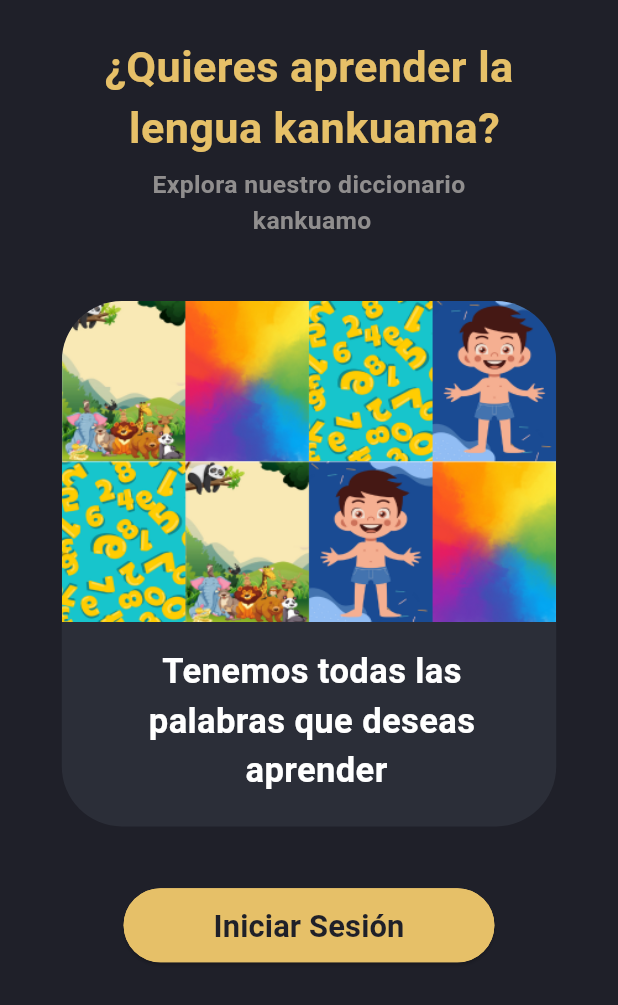
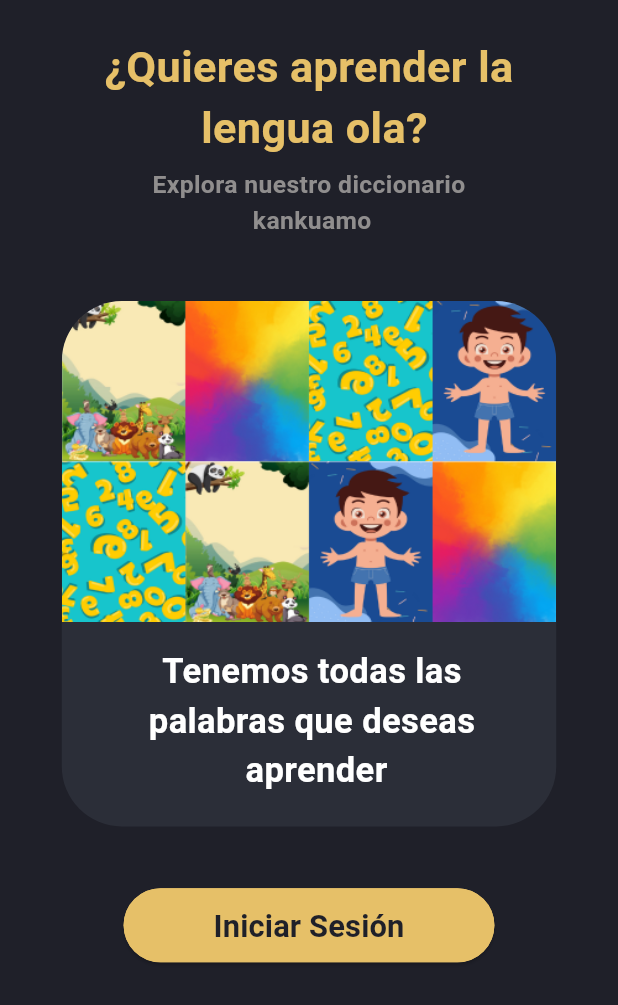
Before and after one commit to Jsrodriguez03/Frontend-DiccionarioKMovil, a Flutter app: the screen it shows after launch, on a phone screen of 412 x 824 dp, the part 231-1236 px from its top. Run offline on Flutter 3.47's test engine with Material 2 defaults, Android fonts, the phone set to English and light mode, and no system bars; our stand-ins replace audioplayers, carousel_slider, get; missing offline and left inert: animation_search_bar.

Commit message:
Agregando ScreenSplash, Cambio de Nombre e Icono

```diff
--- a/lib/ui/pages/Welcome/welcome.dart
+++ b/lib/ui/pages/Welcome/welcome.dart
@@ -23,7 +23,7 @@ class Welcome extends StatelessWidget {
           SizedBox(height: screenHeigth * 0.03),
           TextWelcome(
             size: screenHeigth * 0.035,
-            title: "¿Quieres aprender la \n lengua kankuama?",
+            title: "¿Quieres aprender la \n lengua ola?",
             colorText: appTheme.color("secondary"),
           ),
           const SizedBox(height: 5),
--- a/pubspec.yaml
+++ b/pubspec.yaml
@@ -52,6 +52,7 @@ dev_dependencies:
   # rules and activating additional ones.
   flutter_lints: ^2.0.0
 
+
 # For information on the generic Dart part of this file, see the
 # following page: https://dart.dev/tools/pub/pubspec
 
```
Also changed, not shown: lib/main.dart (+7 -0 lines), 17 other files.
